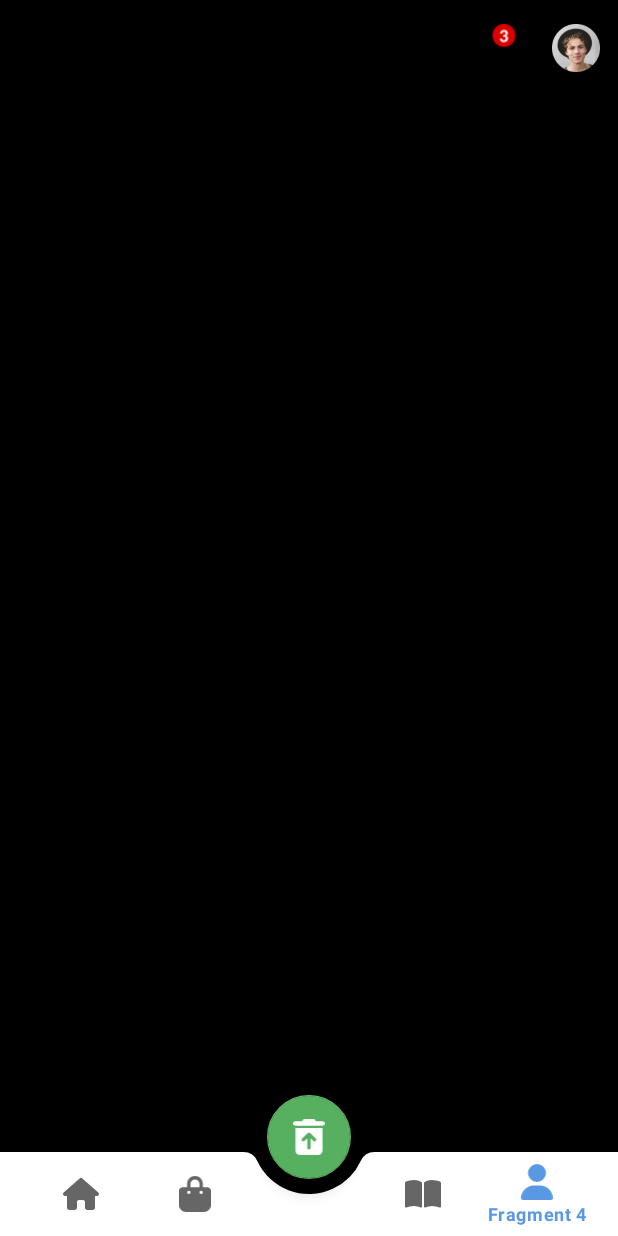
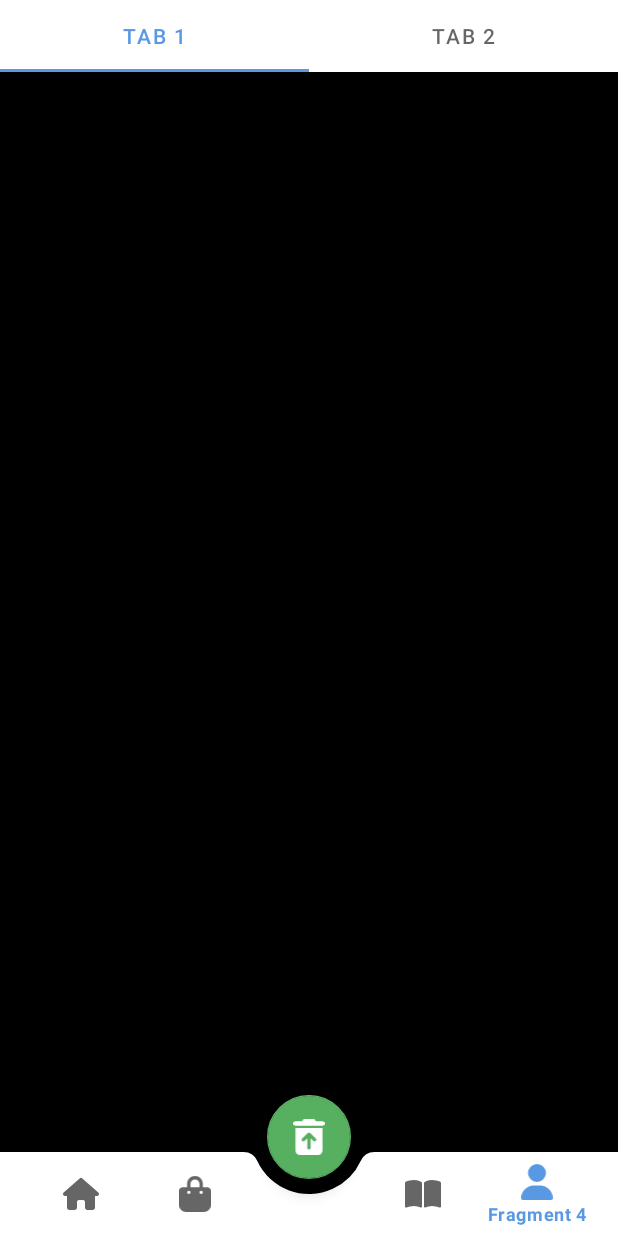
Before and after one commit to miregitgud/IL-Kotlin-Advanced, an Android app built with Jetpack Compose: the screen it shows after launch (BottomNav), item 5 of the bottom bar chosen, on a phone screen of 412 x 824 dp. Run offline under Robolectric (Android 15) with nearby library versions, the phone set to English and light mode, and no system bars; our stand-ins replace data binding.

Commit message:
second commit

```diff
--- a/app/src/main/java/com/example/kotlinadvanced/bottomnavactionbar/BottomNav.kt
+++ b/app/src/main/java/com/example/kotlinadvanced/bottomnavactionbar/BottomNav.kt
@@ -6,6 +6,7 @@ import com.google.android.material.bottomnavigation.BottomNavigationView
 import android.content.Intent
 import android.view.Menu
 import androidx.fragment.app.Fragment
+import androidx.viewpager2.widget.ViewPager2
 import com.example.kotlinadvanced.R
 import com.example.kotlinadvanced.databinding.ActivityBottomNavBinding
 import com.example.kotlinadvanced.navfragments.AlarmFragment
@@ -13,6 +14,9 @@ import com.example.kotlinadvanced.navfragments.MiddleButtonActivity
 import com.example.kotlinadvanced.navfragments.RecycleViewFragment
 import com.example.kotlinadvanced.navfragments.ViewModelFragment
 import com.example.kotlinadvanced.navfragments.fragment4
+import com.example.kotlinadvanced.tablayoutadapter.ViewPagerAdapter
+import com.google.android.material.tabs.TabLayout
+import com.google.android.material.tabs.TabLayoutMediator
 
 class BottomNav : AppCompatActivity() {
 
@@ -28,6 +32,26 @@ class BottomNav : AppCompatActivity() {
         supportActionBar?.title = ""
 
         val bottomNavigationView: BottomNavigationView = findViewById(R.id.bottomNavigationView)
+        val viewPager: ViewPager2 = findViewById(R.id.viewPager)
+        val tabLayout: TabLayout = findViewById(R.id.tabLayout)
+
+        val adapter = ViewPagerAdapter(this)
+        viewPager.adapter = adapter
+
+        TabLayoutMediator(tabLayout, viewPager) { tab, position ->
+            tab.text = "Tab ${position + 1}"
+        }.attach()
+
+        tabLayout.addOnTabSelectedListener(object : TabLayout.OnTabSelectedListener {
+            override fun onTabSelected(tab: TabLayout.Tab?) {
+            }
+
+            override fun onTabUnselected(tab: TabLayout.Tab?) {
+            }
+
+            override fun onTabReselected(tab: TabLayout.Tab?) {
+            }
+        })
 
         bottomNavigationView.background = null
 
--- /dev/null
+++ b/app/src/main/java/com/example/kotlinadvanced/tablayoutadapter/ViewPagerAdapter.kt
@@ -0,0 +1,22 @@
+package com.example.kotlinadvanced.tablayoutadapter
+
+import androidx.fragment.app.Fragment
+import androidx.fragment.app.FragmentActivity
+import androidx.viewpager2.adapter.FragmentStateAdapter
+import com.example.kotlinadvanced.navfragments.AlarmFragment
+import com.example.kotlinadvanced.navfragments.RecycleViewFragment
+import com.example.kotlinadvanced.navfragments.ViewModelFragment
+
+class ViewPagerAdapter(fragmentActivity: FragmentActivity) : FragmentStateAdapter(fragmentActivity) {
+
+    override fun getItemCount(): Int = 2
+
+    override fun createFragment(position: Int): Fragment {
+        return when (position) {
+            0 -> RecycleViewFragment()
+            1 -> AlarmFragment()
+            2 -> ViewModelFragment()
+            else -> throw IllegalArgumentException("Invalid position")
+        }
+    }
+}
--- a/app/src/main/res/layout/activity_bottom_nav.xml
+++ b/app/src/main/res/layout/activity_bottom_nav.xml
@@ -14,6 +14,19 @@
             android:id="@+id/frame_layout"
             android:layout_width="match_parent"
             android:layout_height="match_parent"/>
+
+        <com.google.android.material.tabs.TabLayout
+            android:id="@+id/tabLayout"
+            android:layout_width="match_parent"
+            android:layout_height="wrap_content"
+            app:tabGravity="fill"
+            app:tabMode="fixed" />
+
+        <androidx.viewpager2.widget.ViewPager2
+            android:id="@+id/viewPager"
+            android:layout_width="match_parent"
+            android:layout_height="0dp"
+            android:layout_weight="1" />
 
         <androidx.appcompat.widget.Toolbar
             android:id="@+id/actionbar2"
--- a/app/src/main/res/menu/menu.xml
+++ b/app/src/main/res/menu/menu.xml
@@ -1,17 +1,4 @@
 <?xml version="1.0" encoding="utf-8"?>
 <menu xmlns:android="http://schemas.android.com/apk/res/android"
     xmlns:app="http://schemas.android.com/apk/res-auto">
-    <item
-        android:id="@+id/action_profile"
-        android:title="Profile"
-        android:icon="@drawable/notification"
-        app:showAsAction="ifRoom"
-        />
-
-    <item
-        android:id="@+id/action_notification"
-        android:title="Notification"
-        android:icon="@drawable/profile_action"
-        app:showAsAction="ifRoom"
-        />
 </menu>
```
